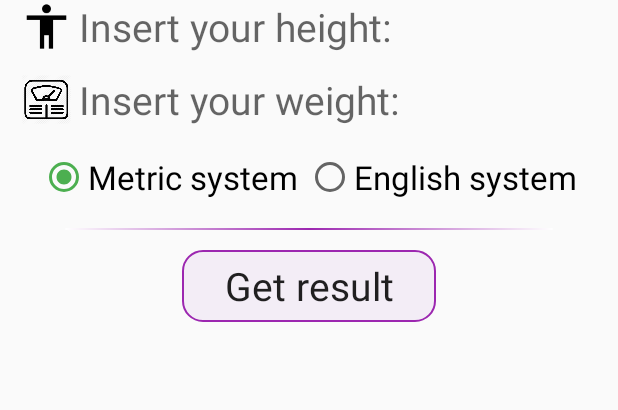
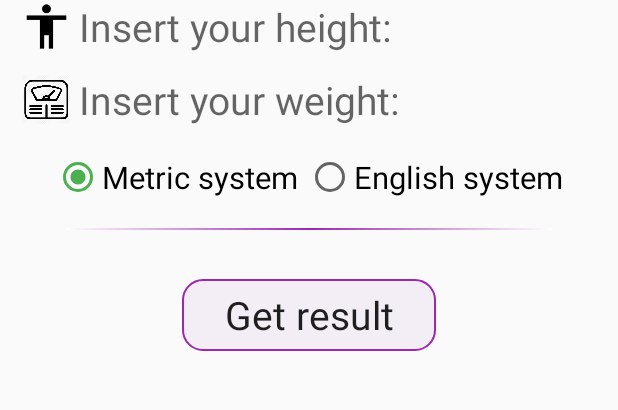
Before and after one commit to faramarzaf/BMI, an Android app: the screen it shows after launch (MainActivity), on a phone screen of 412 x 824 dp, the part 299-709 px from its top. Run offline under Robolectric (Android 15) with nearby library versions, the phone set to English and light mode, and no system bars; our stand-ins replace sdp/ssp sizes.

Commit message:
v-1 bugs fixed

```diff
--- a/app/src/main/res/layout/activity_main.xml
+++ b/app/src/main/res/layout/activity_main.xml
@@ -84,7 +84,7 @@
             android:layout_margin="@dimen/_2sdp"
             android:checked="true"
             android:text="Metric system"
-            android:textSize="@dimen/_17sdp"
+            android:textSize="@dimen/_16sdp"
 
             />
 
@@ -94,7 +94,7 @@
             android:layout_height="wrap_content"
             android:layout_margin="@dimen/_2sdp"
             android:text="English system"
-            android:textSize="@dimen/_17sdp"
+            android:textSize="@dimen/_16sdp"
 
             />
 
@@ -117,7 +117,7 @@
         android:textSize="@dimen/_20sdp"
         style="@style/Base.AlertDialog.AppCompat.Light"
         android:layout_gravity="center"
-        android:layout_marginTop="@dimen/_10sdp"
+        android:layout_marginTop="@dimen/_25sdp"
         android:background="@drawable/bg_btn_result"
         />
 
@@ -129,7 +129,7 @@
         android:textSize="@dimen/_23sdp"
         android:textColor="#9C27B0"
         android:textStyle="bold"
-
+        android:layout_marginTop="@dimen/_30sdp"
         />
 
 
--- a/app/src/main/res/mipmap-anydpi-v26/ic_launcher.xml
+++ b/app/src/main/res/mipmap-anydpi-v26/ic_launcher.xml
@@ -1,5 +1,5 @@
 <?xml version="1.0" encoding="utf-8"?>
 <adaptive-icon xmlns:android="http://schemas.android.com/apk/res/android">
-    <background android:drawable="@drawable/ic_launcher_background" />
-    <foreground android:drawable="@drawable/ic_launcher_foreground" />
+    <background android:drawable="@color/ic_launcher_background"/>
+    <foreground android:drawable="@mipmap/ic_launcher_foreground"/>
 </adaptive-icon>
--- a/app/src/main/res/mipmap-anydpi-v26/ic_launcher_round.xml
+++ b/app/src/main/res/mipmap-anydpi-v26/ic_launcher_round.xml
@@ -1,5 +1,5 @@
 <?xml version="1.0" encoding="utf-8"?>
 <adaptive-icon xmlns:android="http://schemas.android.com/apk/res/android">
-    <background android:drawable="@drawable/ic_launcher_background" />
-    <foreground android:drawable="@drawable/ic_launcher_foreground" />
+    <background android:drawable="@color/ic_launcher_background"/>
+    <foreground android:drawable="@mipmap/ic_launcher_foreground"/>
 </adaptive-icon>
--- /dev/null
+++ b/app/src/main/res/values/ic_launcher_background.xml
@@ -0,0 +1,4 @@
+<?xml version="1.0" encoding="utf-8"?>
+<resources>
+    <color name="ic_launcher_background">#26A69A</color>
+</resources>
```
Also changed, not shown: app/src/main/ic_launcher-web.png (added), app/src/main/res/mipmap-hdpi/ic_launcher.png, app/src/main/res/mipmap-hdpi/ic_launcher_foreground.png (added), app/src/main/res/mipmap-hdpi/ic_launcher_round.png, app/src/main/res/mipmap-mdpi/ic_launcher.png, app/src/main/res/mipmap-mdpi/ic_launcher_foreground.png (added), app/src/main/res/mipmap-mdpi/ic_launcher_round.png, app/src/main/res/mipmap-xhdpi/ic_launcher.png, app/src/main/res/mipmap-xhdpi/ic_launcher_foreground.png (added), app/src/main/res/mipmap-xhdpi/ic_launcher_round.png, app/src/main/res/mipmap-xxhdpi/ic_launcher.png, app/src/main/res/mipmap-xxhdpi/ic_launcher_foreground.png (added), app/src/main/res/mipmap-xxhdpi/ic_launcher_round.png, app/src/main/res/mipmap-xxxhdpi/ic_launcher.png, 2 more files.
